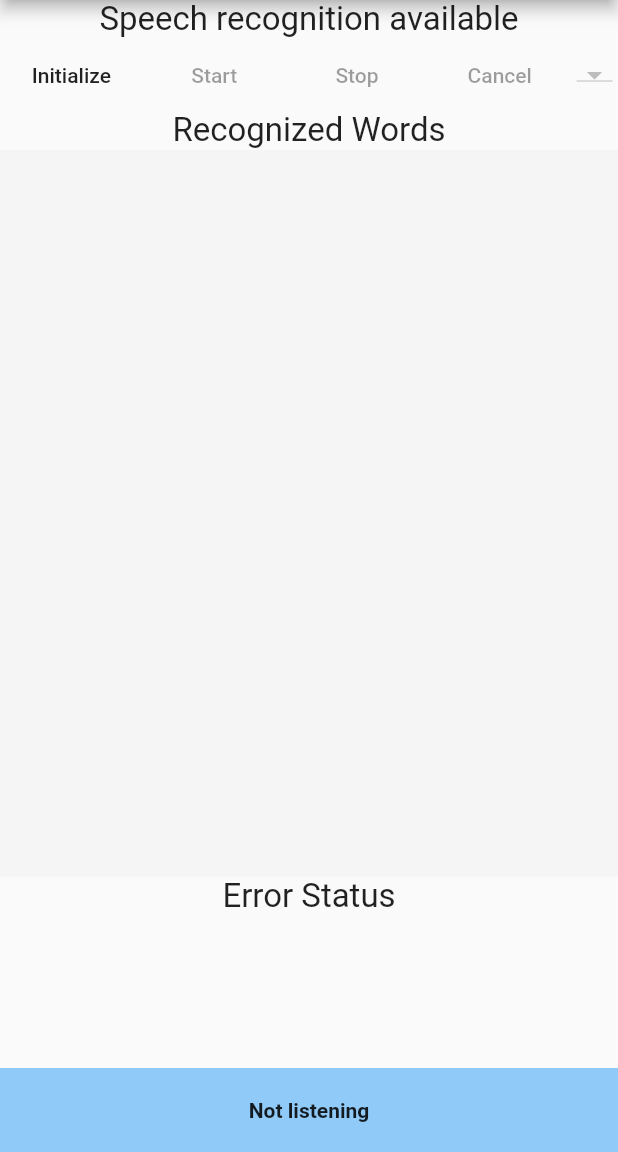
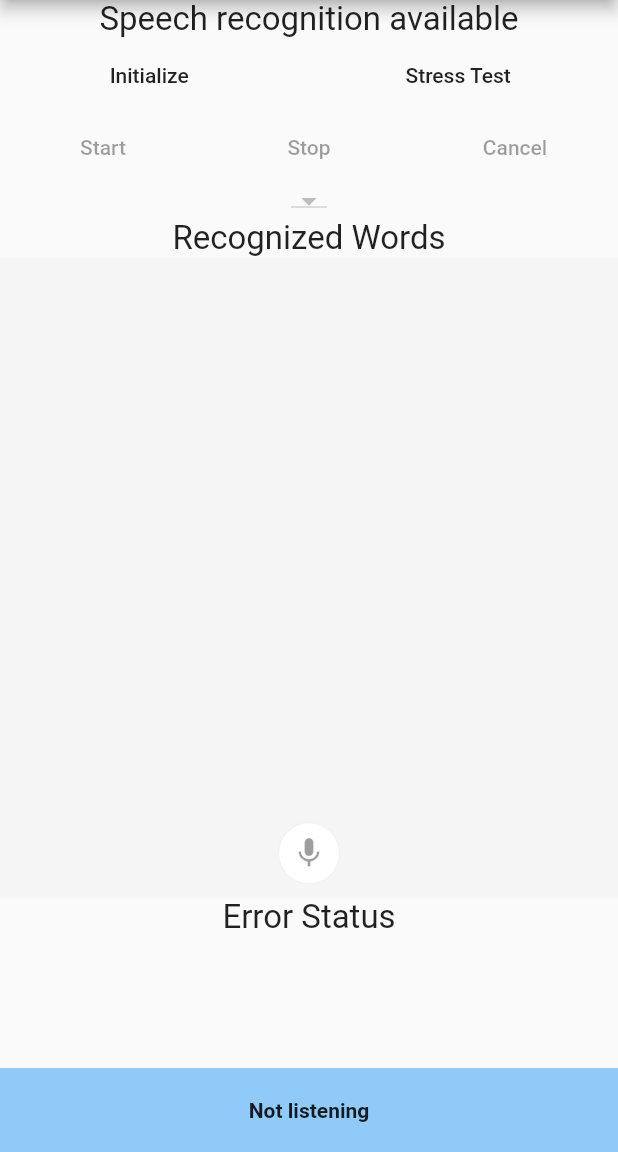
Before and after one commit to csdcorp/speech_to_text, a Flutter app: the screen it shows after launch, on a phone screen of 412 x 824 dp, the part 84-1236 px from its top. Run offline on Flutter 3.47's test engine with Material 2 defaults, Android fonts, the phone set to English and light mode, and no system bars; generated files the repository leaves out were written again.

Commit message:
identifying code for default flutter and renaming rms range to Sound Level Change - editing sample layout to better identify new features

```diff
--- a/example/lib/main.dart
+++ b/example/lib/main.dart
@@ -1,9 +1,9 @@
-import 'package:flutter/material.dart';
 import 'dart:async';
 
+import 'package:flutter/material.dart';
+import 'package:speech_to_text/speech_recognition_error.dart';
+import 'package:speech_to_text/speech_recognition_result.dart';
 import 'package:speech_to_text/speech_to_text.dart';
-import 'package:speech_to_text/speech_recognition_result.dart';
-import 'package:speech_to_text/speech_recognition_error.dart';
 
 void main() => runApp(MyApp());
 
@@ -15,6 +15,7 @@ class MyApp extends StatefulWidget {
 class _MyAppState extends State<MyApp> {
   bool _hasSpeech = false;
   bool _stressTest = false;
+  double level = 0.0;
   int _stressLoops = 0;
   String lastWords = "";
   String lastError = "";
@@ -33,10 +34,17 @@ class _MyAppState extends State<MyApp> {
         onError: errorListener, onStatus: statusListener);
     if (hasSpeech) {
       _localeNames = await speech.locales();
+
       var systemLocale = await speech.systemLocale();
       _currentLocaleId = systemLocale.localeId;
+
+      setState(() {
+        speech.onSoundLevelChange((level) => this.level = level);
+      });
     }
+
     if (!mounted) return;
+
     setState(() {
       _hasSpeech = hasSpeech;
     });
@@ -57,7 +65,9 @@ class _MyAppState extends State<MyApp> {
             ),
           ),
           Container(
-                  child: Row(
+            child: Column(
+              children: <Widget>[
+                Row(
                   mainAxisAlignment: MainAxisAlignment.spaceAround,
                   children: <Widget>[
                     FlatButton(
@@ -65,8 +75,19 @@ class _MyAppState extends State<MyApp> {
                       onPressed: _hasSpeech ? null : initSpeechState,
                     ),
                     FlatButton(
+                      child: Text('Stress Test'),
+                      onPressed: stressTest,
+                    ),
+                  ],
+                ),
+                Row(
+                  mainAxisAlignment: MainAxisAlignment.spaceAround,
+                  children: <Widget>[
+                    FlatButton(
                       child: Text('Start'),
-                        onPressed: !_hasSpeech || speech.isListening ? null : startListening,
+                      onPressed: !_hasSpeech || speech.isListening
+                          ? null
+                          : startListening,
                     ),
                     FlatButton(
                       child: Text('Stop'),
@@ -76,6 +97,11 @@ class _MyAppState extends State<MyApp> {
                       child: Text('Cancel'),
                       onPressed: speech.isListening ? cancelListening : null,
                     ),
+                  ],
+                ),
+                Row(
+                  mainAxisAlignment: MainAxisAlignment.spaceAround,
+                  children: <Widget>[
                     DropdownButton(
                       onChanged: (selectedVal) => _switchLang(selectedVal),
                       value: _currentLocaleId,
@@ -87,11 +113,9 @@ class _MyAppState extends State<MyApp> {
                             ),
                           )
                           .toList(),
+                    ),
+                  ],
                 )
-                      // FlatButton(
-                      //   child: Text('Stress Test'),
-                      //   onPressed: stressTest,
-                      // ),
               ],
             ),
           ),
@@ -106,11 +130,41 @@ class _MyAppState extends State<MyApp> {
                   ),
                 ),
                 Expanded(
-                        child: Container(
+                  child: Stack(
+                    children: <Widget>[
+                      Container(
                         color: Theme.of(context).selectedRowColor,
                         child: Center(
-                            child: Text(lastWords),
+                          child: Text(
+                            lastWords,
+                            textAlign: TextAlign.center,
                           ),
+                        ),
+                      ),
+                      Positioned.fill(
+                        bottom: 10,
+                        child: Align(
+                          alignment: Alignment.bottomCenter,
+                          child: Container(
+                            width: 40,
+                            height: 40,
+                            alignment: Alignment.center,
+                            decoration: BoxDecoration(
+                              boxShadow: [
+                                BoxShadow(
+                                    blurRadius: .26,
+                                    spreadRadius: level * 1.5,
+                                    color: Colors.black.withOpacity(.05))
+                              ],
+                              color: Colors.white,
+                              borderRadius:
+                                  BorderRadius.all(Radius.circular(50)),
+                            ),
+                            child: IconButton(icon: Icon(Icons.mic)),
+                          ),
+                        ),
+                      ),
+                    ],
                   ),
                 ),
               ],
@@ -192,12 +246,16 @@ class _MyAppState extends State<MyApp> {
 
   void stopListening() {
     speech.stop();
-    setState(() {});
+    setState(() {
+      level = 0.0;
+    });
   }
 
   void cancelListening() {
     speech.cancel();
-    setState(() {});
+    setState(() {
+      level = 0.0;
+    });
   }
 
   void resultListener(SpeechRecognitionResult result) {
--- a/lib/speech_to_text.dart
+++ b/lib/speech_to_text.dart
@@ -35,7 +35,7 @@ class SpeechToText {
   static const String notifyStatusMethod = 'notifyStatus';
   static const String notListeningStatus = "notListening";
   static const String listeningStatus = "listening";
-  static const String _onRmsChangedMethod = "onRmsChanged";
+  static const String soundLevelChange = "soundLevelChange";
 
   static const MethodChannel speechChannel =
   const MethodChannel('plugin.csdcorp.com/speech_to_text');
@@ -52,7 +52,7 @@ class SpeechToText {
   SpeechResultListener _resultListener;
   SpeechErrorListener errorListener;
   SpeechStatusListener statusListener;
-  Function(double rms) _rmsChanged;
+  Function(double level) _soundLevelChange;
 
   final MethodChannel channel;
   factory SpeechToText() => _instance;
@@ -119,8 +119,8 @@ class SpeechToText {
   }
 
   /// Notes whether the sound level does not change audio stream.
-  onRmsChanged(Function(double rms) rmsChanged) {
-    this._rmsChanged = rmsChanged;
+  onSoundLevelChange(Function(double level) soundLevelChange) {
+    this._soundLevelChange = soundLevelChange;
   }
 
   /// Cancels the current listen for speech if active, does nothing if not.
@@ -222,9 +222,9 @@ class SpeechToText {
           _onNotifyStatus(call.arguments);
         }
         break;
-      case _onRmsChangedMethod:
+      case soundLevelChange:
         if (call.arguments is double) {
-          _rmsChanged(call.arguments);
+          _soundLevelChange(call.arguments);
         }
         break;
       default:
```
Also changed, not shown: 1 other file. Lines whose indentation alone changed are shown as unchanged.
